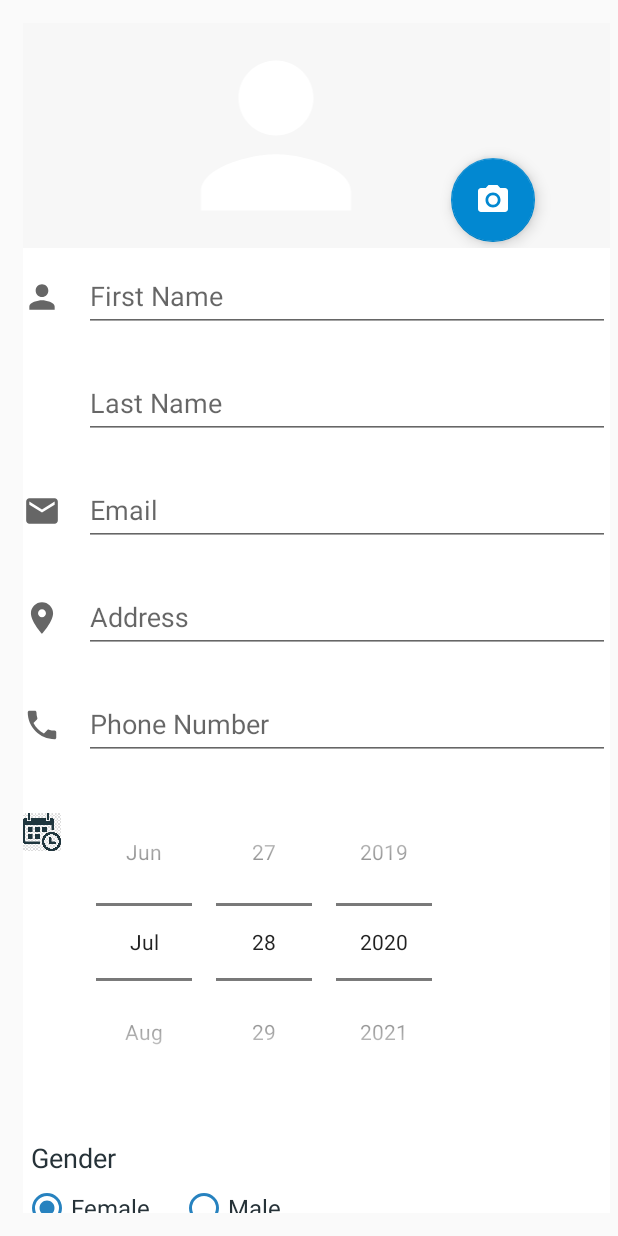
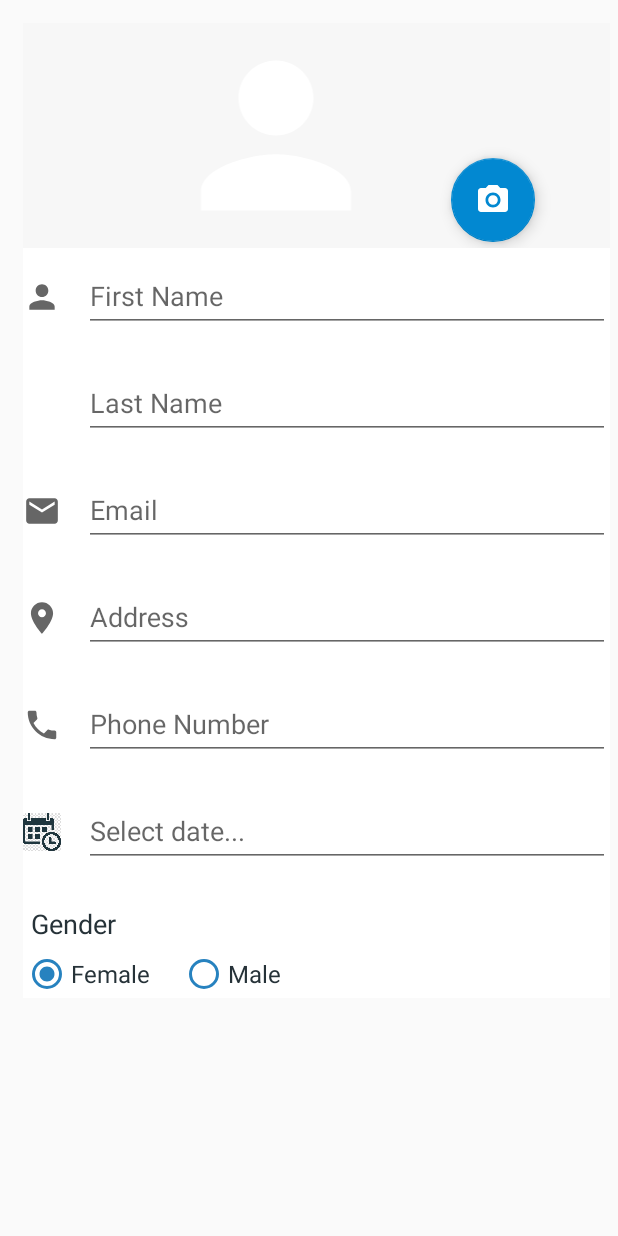
Before and after one commit to julia-commits/PhoneBook, an Android app: the fragment AddNewFragment placed in its activity, on a phone screen of 412 x 824 dp. Run offline under Robolectric (Android 15) with nearby library versions, the phone set to English and light mode, and no system bars.

Commit message:
**date picker

```diff
--- a/app/src/main/java/com/example/phonebook/Fragments/AddNewFragment.java
+++ b/app/src/main/java/com/example/phonebook/Fragments/AddNewFragment.java
@@ -1,5 +1,6 @@
 package com.example.phonebook.Fragments;
 
+import android.app.DatePickerDialog;
 import android.os.Build;
 import android.os.Bundle;
 import androidx.annotation.RequiresApi;
@@ -7,16 +8,20 @@ import androidx.fragment.app.Fragment;
 import android.view.LayoutInflater;
 import android.view.View;
 import android.view.ViewGroup;
+import android.widget.DatePicker;
+import android.widget.EditText;
 
 import com.example.phonebook.R;
+
+import java.util.Calendar;
+import java.util.Objects;
 
 
 /**
  * A simple {@link Fragment} subclass.
  */
 public class AddNewFragment extends Fragment {
-
-
+    EditText dateSelect;
 
 
     public AddNewFragment() {
@@ -28,8 +33,40 @@ public class AddNewFragment extends Fragment {
     @Override
     public View onCreateView(LayoutInflater inflater, ViewGroup container,
                              Bundle savedInstanceState) {
+        View view = inflater.inflate(R.layout.fragment_add_new, container, false);
         // Inflate the layout for this fragment
 
-        return inflater.inflate(R.layout.fragment_add_new, container, false);
+        //datepicker
+        dateSelect = (EditText)view.findViewById(R.id.date);
+        dateSelect.setOnClickListener(new View.OnClickListener() {
+            @RequiresApi(api = Build.VERSION_CODES.N)
+            @Override
+            public void onClick(View v) {
+                Calendar currentDate = Calendar.getInstance();
+
+                int mDay = currentDate.get(Calendar.DAY_OF_MONTH);
+                int mMonth = currentDate.get(Calendar.MONTH);
+                int mYear = currentDate.get(Calendar.YEAR);
+                DatePickerDialog datePickerDialog = new DatePickerDialog(Objects.requireNonNull(getActivity()), new DatePickerDialog.OnDateSetListener() {
+                            @Override
+                            public void onDateSet(DatePicker view, int year, int month, int dayOfMonth) {
+                                month = month + 1;
+                                String date = dayOfMonth + "/" + month + "/" + year;
+                                dateSelect.setText(date);
+                            }
+                        },
+                        mDay,
+                        mMonth,
+                        mYear);
+                datePickerDialog.show();
+
+            }
+        });
+        return view;
     }
-}
+
+
+
+
+
+    }
--- a/app/src/main/res/layout/fragment_add_new.xml
+++ b/app/src/main/res/layout/fragment_add_new.xml
@@ -318,13 +318,31 @@
                     android:layout_width="15dp"
                     android:layout_height="match_parent" />
 
-                <DatePicker
+                <com.google.android.material.textfield.TextInputLayout
+                    android:id="@+id/datelayout"
+                    android:layout_width="match_parent"
+                    android:layout_height="wrap_content"
+                    android:theme="@style/TextLabel"
+                    app:layout_constraintBottom_toTopOf="@+id/view5"
+                    app:layout_constraintEnd_toEndOf="parent">
+
+                <com.google.android.material.textfield.TextInputEditText
+                    android:id="@+id/date"
+                    android:layout_width="match_parent"
+                    android:layout_height="wrap_content"
+                    android:hint="Select date..."
+                    android:inputType="date"
+                    android:clickable="true"
+                    android:focusable="false"/>
+                </com.google.android.material.textfield.TextInputLayout>
+
+               <!--<DatePicker
                     android:id="@+id/datePicker1"
                     android:layout_width="wrap_content"
                     android:layout_height="wrap_content"
                     android:background="@android:color/transparent"
                     android:calendarViewShown="false"
-                    android:datePickerMode="spinner" />
+                    android:datePickerMode="spinner" /> -->
 
             </LinearLayout>
 
```
